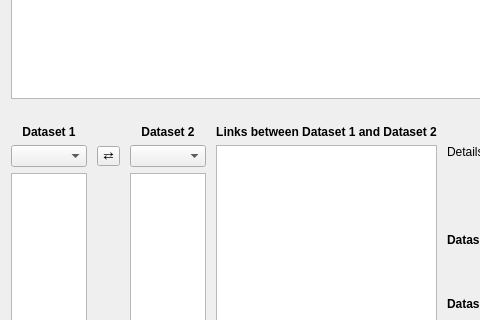
First picture: the form in glue/dialogs/link_editor/qt/link_editor_widget.ui, repository glue-viz/glue, before the edit; both pictures show x 0 to 480 and y 212 to 532 of the 627 by 648 pixel window.
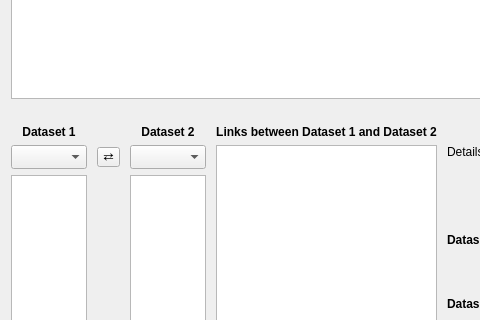
Second picture: the form after the edit. Custom widgets are drawn as their Qt base class.

Patch:
```diff
--- a/glue/dialogs/link_editor/qt/link_editor_widget.ui
+++ b/glue/dialogs/link_editor/qt/link_editor_widget.ui
@@ -163,14 +163,14 @@
      <item row="1" column="2">
       <widget class="QComboBox" name="combosel_data2">
        <property name="sizeAdjustPolicy">
-        <enum>QComboBox::AdjustToMinimumContentsLength</enum>
+        <enum>QComboBox::AdjustToMinimumContentsLengthWithIcon</enum>
        </property>
       </widget>
      </item>
      <item row="1" column="0">
       <widget class="QComboBox" name="combosel_data1">
        <property name="sizeAdjustPolicy">
-        <enum>QComboBox::AdjustToMinimumContentsLength</enum>
+        <enum>QComboBox::AdjustToMinimumContentsLengthWithIcon</enum>
        </property>
       </widget>
      </item>
```
